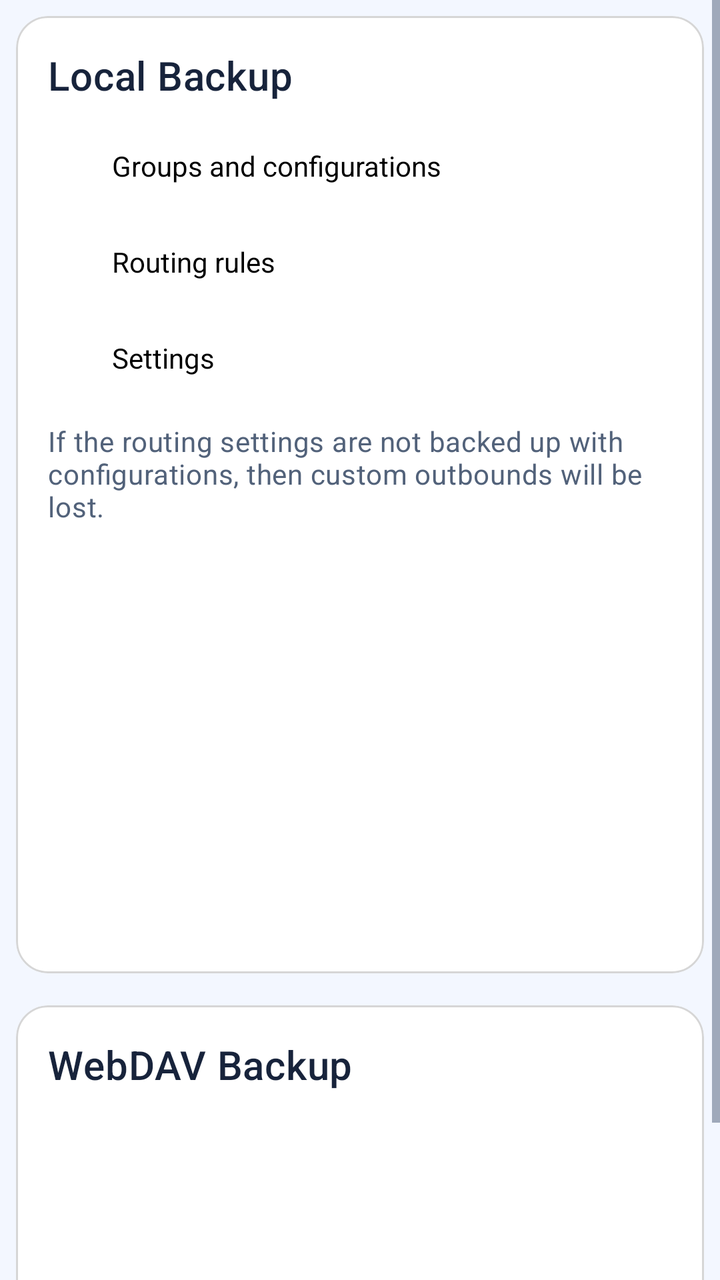
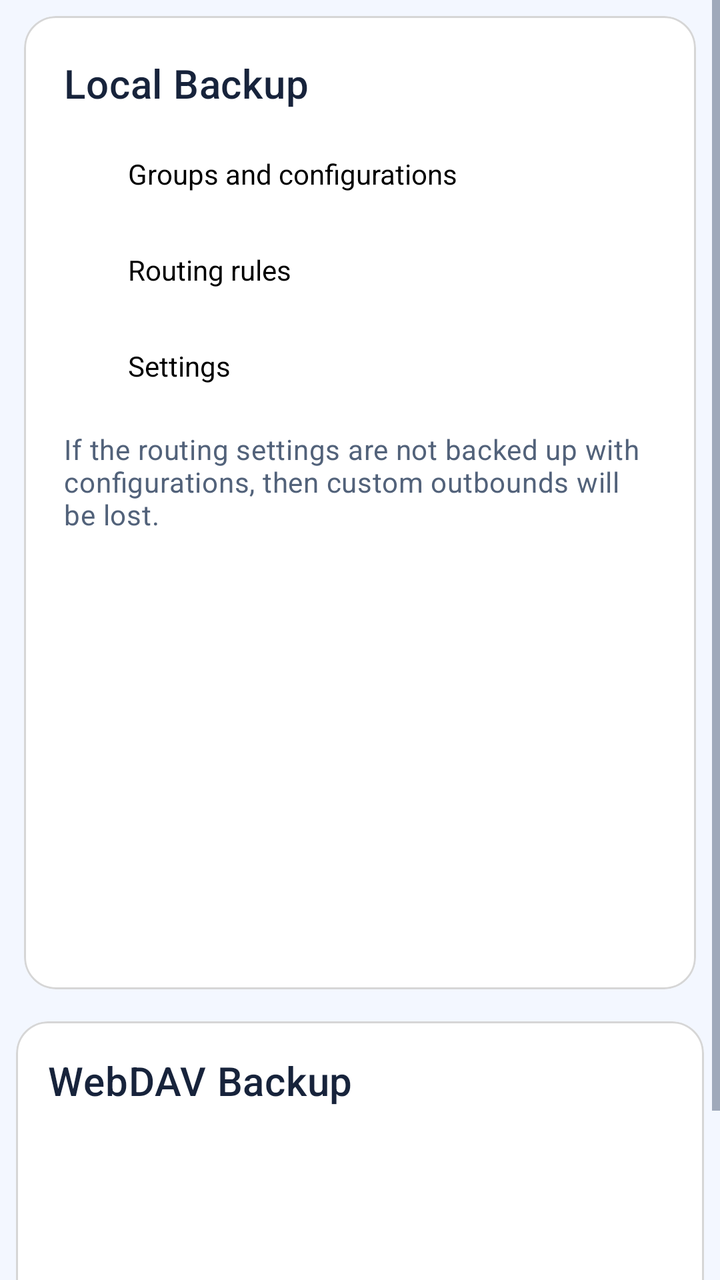

Compare the two renders of this Android layout. The source of the first and the diff that turns it into the second are given below.
<!-- AndroidManifest.xml: application theme Theme.Start -->
<!-- res/layout/layout_backup.xml -->
<?xml version="1.0" encoding="utf-8"?>
<ScrollView xmlns:android="http://schemas.android.com/apk/res/android"
    xmlns:app="http://schemas.android.com/apk/res-auto"
    android:layout_width="match_parent"
    android:layout_height="match_parent">

    <LinearLayout
        android:layout_width="match_parent"
        android:layout_height="wrap_content"
        android:orientation="vertical">

        
        <com.google.android.material.card.MaterialCardView
            android:layout_width="match_parent"
            android:layout_height="wrap_content"
            android:layout_margin="8dp"
            android:clickable="true"
            android:focusable="true">

            <LinearLayout
                android:layout_width="match_parent"
                android:layout_height="wrap_content"
                android:orientation="vertical">

                <LinearLayout
                    android:layout_width="match_parent"
                    android:layout_height="wrap_content"
                    android:orientation="vertical"
                    android:padding="16dp">

                    <TextView
                        android:layout_width="wrap_content"
                        android:layout_height="wrap_content"
                        android:text="@string/backup_local"
                        android:textAppearance="?attr/textAppearanceHeadline6" />

                    <CheckBox
                        android:id="@+id/backup_configurations"
                        android:layout_width="match_parent"
                        android:layout_height="wrap_content"
                        android:layout_marginTop="8dp"
                        android:checked="true"
                        android:text="@string/backup_groups_and_configurations" />

                    <CheckBox
                        android:id="@+id/backup_rules"
                        android:layout_width="match_parent"
                        android:layout_height="wrap_content"
                        android:checked="true"
                        android:text="@string/backup_rules" />

                    <CheckBox
                        android:id="@+id/backup_settings"
                        android:layout_width="match_parent"
                        android:layout_height="wrap_content"
                        android:checked="true"
                        android:text="@string/backup_settings" />

                    <TextView
                        android:layout_width="match_parent"
                        android:layout_height="wrap_content"
                        android:layout_marginTop="8dp"
                        android:text="@string/backup_summary"
                        android:textAppearance="?attr/textAppearanceBody2"
                        android:textColor="?android:attr/textColorSecondary" />

                </LinearLayout>

                <LinearLayout
                    android:layout_width="match_parent"
                    android:layout_height="wrap_content"
                    android:layout_marginHorizontal="20dp"
                    android:layout_marginVertical="8dp"
                    android:orientation="vertical">

                    
                    <Button
                        android:id="@+id/action_share"
                        style="@style/Widget.SagerNet.Button"
                        android:layout_width="match_parent"
                        android:layout_height="wrap_content"
                        app:cornerRadius="24dp"
                        android:text="@string/share"
                        android:textColor="?attr/colorOnPrimary" />

                    <Button
                        android:id="@+id/action_export"
                        style="@style/Widget.SagerNet.Button"
                        android:layout_width="match_parent"
                        android:layout_height="wrap_content"
                        app:cornerRadius="24dp"
                        android:text="@string/action_export_file"
                        android:textColor="?attr/colorOnPrimary" />

                    <Button
                        android:id="@+id/action_import_file"
                        style="@style/Widget.SagerNet.Button"
                        android:layout_width="match_parent"
                        android:layout_height="wrap_content"
                        app:cornerRadius="24dp"
                        android:text="@string/action_import_file"
                        android:textColor="?attr/colorOnPrimary" />

                    <Button
                        android:id="@+id/action_import_throne_desktop"
                        style="@style/Widget.SagerNet.Button"
                        android:layout_width="match_parent"
                        android:layout_height="wrap_content"
                        app:cornerRadius="24dp"
                        android:text="@string/action_import_throne_desktop"
                        android:textColor="?attr/colorOnPrimary" />

                </LinearLayout>
            </LinearLayout>
        </com.google.android.material.card.MaterialCardView>

        
        <com.google.android.material.card.MaterialCardView
            android:layout_width="match_parent"
            android:layout_height="wrap_content"
            android:layout_margin="8dp"
            android:clickable="true"
            android:focusable="true">

            <LinearLayout
                android:layout_width="match_parent"
                android:layout_height="wrap_content"
                android:orientation="vertical">

                <LinearLayout
                    android:layout_width="match_parent"
                    android:layout_height="wrap_content"
                    android:orientation="vertical"
                    android:padding="16dp">

                    <TextView
                        android:layout_width="wrap_content"
                        android:layout_height="wrap_content"
                        android:text="@string/backup_webdav"
                        android:textAppearance="?attr/textAppearanceHeadline6" />

                </LinearLayout>

                <LinearLayout
                    android:layout_width="match_parent"
                    android:layout_height="wrap_content"
                    android:layout_marginHorizontal="20dp"
                    android:layout_marginVertical="8dp"
                    android:orientation="vertical">

                    
                    <Button
                        android:id="@+id/webdav_settings"
                        style="@style/Widget.SagerNet.Button"
                        android:layout_width="match_parent"
                        android:layout_height="wrap_content"
                        app:cornerRadius="24dp"
                        android:text="@string/webdav_settings"
                        android:textColor="?attr/colorOnPrimary" />

                    <Button
                        android:id="@+id/backup_to_webdav"
                        style="@style/Widget.SagerNet.Button"
                        android:layout_width="match_parent"
                        android:layout_height="wrap_content"
                        app:cornerRadius="24dp"
                        android:text="@string/backup_to_webdav"
                        android:textColor="?attr/colorOnPrimary" />

                    <Button
                        android:id="@+id/restore_from_webdav"
                        style="@style/Widget.SagerNet.Button"
                        android:layout_width="match_parent"
                        android:layout_height="wrap_content"
                        app:cornerRadius="24dp"
                        android:text="@string/restore_from_webdav"
                        android:textColor="?attr/colorOnPrimary" />

                </LinearLayout>
            </LinearLayout>
        </com.google.android.material.card.MaterialCardView>

    </LinearLayout>
</ScrollView>
<!-- resources referenced by this layout -->
<resources>
  <string name="action_export_file">Export to file</string>
  <string name="action_import_file">Import from file</string>
  <string name="action_import_throne_desktop">Import from Throne desktop</string>
  <string name="backup_groups_and_configurations">Groups and configurations</string>
  <string name="backup_local">Local Backup</string>
  <string name="backup_rules">Routing rules</string>
  <string name="backup_settings">Settings</string>
  <string name="backup_summary">If the routing settings are not backed up with configurations,
          then custom outbounds will be lost.</string>
  <string name="backup_to_webdav">Backup to WebDAV</string>
  <string name="backup_webdav">WebDAV Backup</string>
  <string name="restore_from_webdav">Restore from WebDAV</string>
  <string name="share">Share</string>
  <string name="webdav_settings">WebDAV Settings</string>
  <style name="Widget.SagerNet.Button" parent="Widget.MaterialComponents.Button">
          <item name="shapeAppearanceOverlay">@style/ShapeAppearanceOverlay.SagerNet.Button</item>
      </style>
  <style name="ShapeAppearanceOverlay.SagerNet.Button" parent="">
          <item name="cornerFamily">rounded</item>
          <item name="cornerSize">@dimen/button_corner_radius</item>
      </style>
  <dimen name="button_corner_radius">16dp</dimen>
  <color name="hubox_blue_primary">#2864DC</color>
  <color name="hubox_blue_primary_dark">#1F4FB8</color>
  <color name="hubox_blue_accent">#4B83F0</color>
  <color name="material_green_100">#C8E6C9</color>
  <color name="material_green_300">#81C784</color>
  <color name="md3_background">#F3F7FF</color>
  <color name="md3_surface">#FFFFFF</color>
  <color name="md3_text_primary">#17233B</color>
  <color name="md3_text_secondary">#52627A</color>
  <color name="card_stroke">#29000000</color>
  <color name="white">#FFFFFFFF</color>
  <style name="ThemeOverlay.SagerNet.AlertDialog" parent="ThemeOverlay.MaterialComponents.MaterialAlertDialog.SagerNet">
          <item name="android:windowBackground">@drawable/bg_dialog</item>
      </style>
  <style name="Widget.Telegram.Preference.Switch" parent="@style/Preference.SwitchPreferenceCompat.Material">
          <item name="widgetLayout">@layout/layout_telegram_preference_switch</item>
      </style>
  <style name="Widget.Telegram.PreferenceCategory" parent="@style/Preference.Category">
          <item name="android:layout">@layout/layout_telegram_preference_category</item>
      </style>
  <style name="TextAppearance.SagerNet.PopupMenu" parent="TextAppearance.AppCompat.Widget.PopupMenu.Large">
          <item name="android:textSize">14sp</item>
      </style>
  <style name="ShapeAppearanceOverlay.SagerNet.Dialog" parent="">
          <item name="cornerFamily">rounded</item>
          <item name="cornerSize">@dimen/dialog_corner_radius</item>
      </style>
  <style name="Widget.MaterialComponents.Button.TextButton.Dialog.Primary">
          <item name="android:textColor">?primaryOrTextPrimary</item>
      </style>
  <style name="Widget.MaterialComponents.Button.TextButton.Dialog.Flush.Primary">
          <item name="android:textColor">?primaryOrTextPrimary</item>
      </style>
  <dimen name="profile_card_corner_radius">16dp</dimen>
  <dimen name="card_stroke_width">1dp</dimen>
  <style name="ShapeAppearanceOverlay.SagerNet.Input" parent="">
          <item name="cornerFamily">rounded</item>
          <item name="cornerSize">@dimen/input_corner_radius</item>
      </style>
  <style name="PopupMenuAnimation">
          <item name="android:windowEnterAnimation">@anim/popup_enter</item>
          <item name="android:windowExitAnimation">@anim/popup_exit</item>
      </style>
  <dimen name="dialog_background_inset">24dp</dimen>
  <dimen name="dialog_corner_radius">16dp</dimen>
  <dimen name="input_corner_radius">16dp</dimen>
  <dimen name="popup_corner_radius">12dp</dimen>
  <color name="popup_dropdown_stroke">#38000000</color>
  <color name="telegram_switch_track_off">#E2E8F0</color>
  <color name="telegram_switch_thumb_off">#FFFFFF</color>
  <!-- unchanged entries left out for length: 27 -->
</resources>

<!-- the commit's change to res/layout/layout_backup.xml (unified diff, before → after) -->
@@ -13,7 +13,8 @@
         <com.google.android.material.card.MaterialCardView
             android:layout_width="match_parent"
             android:layout_height="wrap_content"
-            android:layout_margin="8dp"
+            android:layout_marginHorizontal="12dp"
+            android:layout_marginVertical="8dp"
             android:clickable="true"
             android:focusable="true">
 
@@ -26,7 +27,7 @@
                     android:layout_width="match_parent"
                     android:layout_height="wrap_content"
                     android:orientation="vertical"
-                    android:padding="16dp">
+                    android:padding="20dp">
 
                     <TextView
                         android:layout_width="wrap_content"
